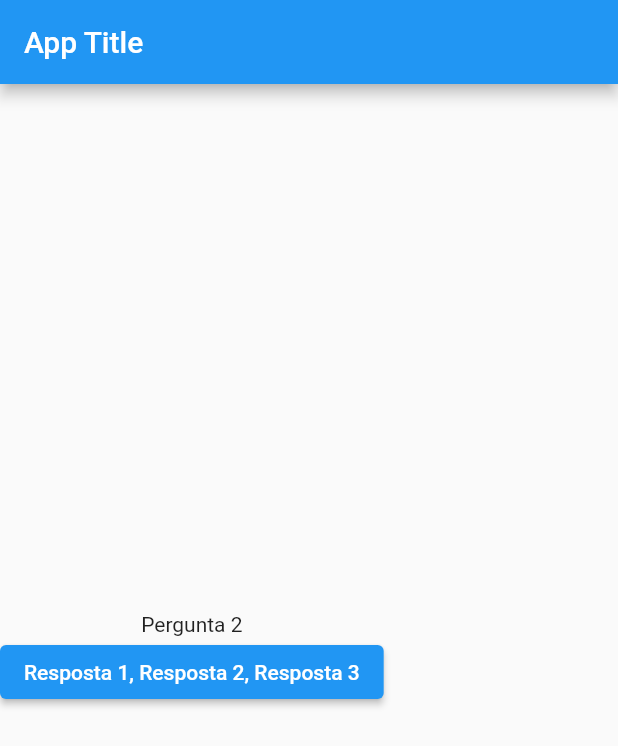
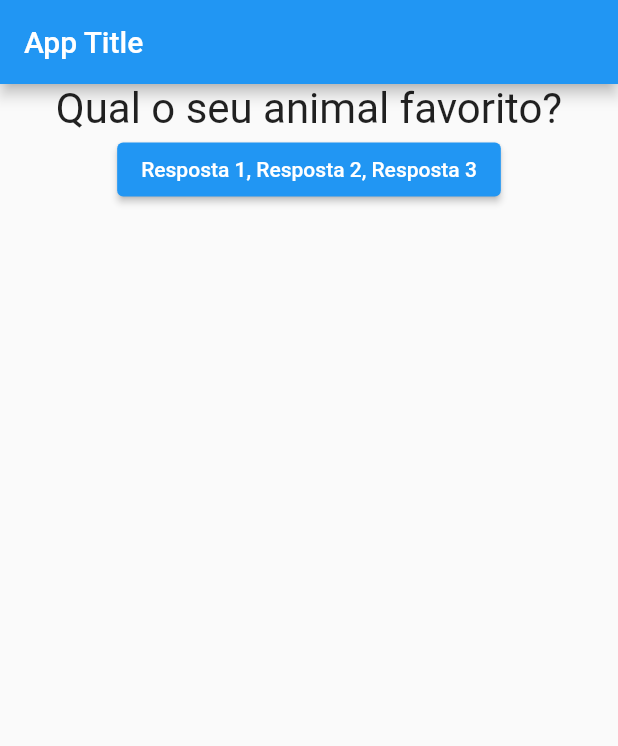
Before and after one commit to lauro-ss/Practices_Flutter, a Flutter app: the screen it shows after launch, after a tap on "Resposta 1, Resposta 2, Resposta 3", on a phone screen of 412 x 824 dp. Shown: the top 746 px of the screen. Run offline on Flutter 3.47's test engine with Material 2 defaults, Android fonts, the phone set to English and light mode, and no system bars.

Commit message:
Add quest widget

```diff
--- a/basic/lib/main.dart
+++ b/basic/lib/main.dart
@@ -1,29 +1,29 @@
 import 'package:flutter/material.dart';
+import './quest.dart';
 
 main() => runApp(const App());
 
-class _AppState extends State<App>{
-
+class _AppState extends State<App> {
   int _aq = 0;
 
-  final quests = [
-    "Pergunta 1",
-    "Pergunta 2",
-    "Pergunta 3"
-    ];
+  final _quests = [
+    "Qual a sua fruta favorita?",
+    "Qual o seu animal favorito?",
+    "Qual o seu jogo favorito?"
+  ];
 
-  final List<List<String>> answers = [
+  final List<List<String>> _answers = [
     ["Resposta 1, Resposta 2, Resposta 3"],
     ["Resposta 1, Resposta 2, Resposta 3"],
     ["Resposta 1, Resposta 2, Resposta 3"]
   ];
 
-  void nextQuest(){
-    if(_aq < quests.length - 1){
+  void _nextQuest() {
+    if (_aq < _quests.length - 1) {
       setState(() {
         _aq++;
       });
-    }else{
+    } else {
       setState(() {
         _aq = 0;
       });
@@ -33,23 +33,22 @@ class _AppState extends State<App>{
   @override
   Widget build(BuildContext context) {
     return MaterialApp(
-      home: Scaffold(
-        appBar: AppBar(
-          title: const Text("App Title")
-        ),
-        body: Column(
-          mainAxisAlignment: MainAxisAlignment.center,
+        home: Scaffold(
+      appBar: AppBar(title: const Text("App Title")),
+      body: SizedBox(
+        width: double.maxFinite,
+        child: Column(
           children: [
-            Text(quests[_aq]),
-            for(var i in answers[_aq])
+            Quest(_quests[_aq]),
+            for (var i in _answers[_aq])
               ElevatedButton(
-                onPressed: nextQuest,
+                onPressed: _nextQuest,
                 child: Text(i),
               ),
           ],
         ),
-      )
-    );
+      ),
+    ));
   }
 }
 
@@ -60,5 +59,4 @@ class App extends StatefulWidget {
   createState() {
     return _AppState();
   }
-
 }
--- /dev/null
+++ b/basic/lib/quest.dart
@@ -0,0 +1,16 @@
+import 'package:flutter/material.dart';
+
+class Quest extends StatelessWidget {
+  final String _text;
+
+  const Quest(this._text, {super.key});
+
+  @override
+  Widget build(BuildContext context) {
+    return Text(
+      _text,
+      style: const TextStyle(fontSize: 28),
+      textAlign: TextAlign.center,
+    );
+  }
+}
```
